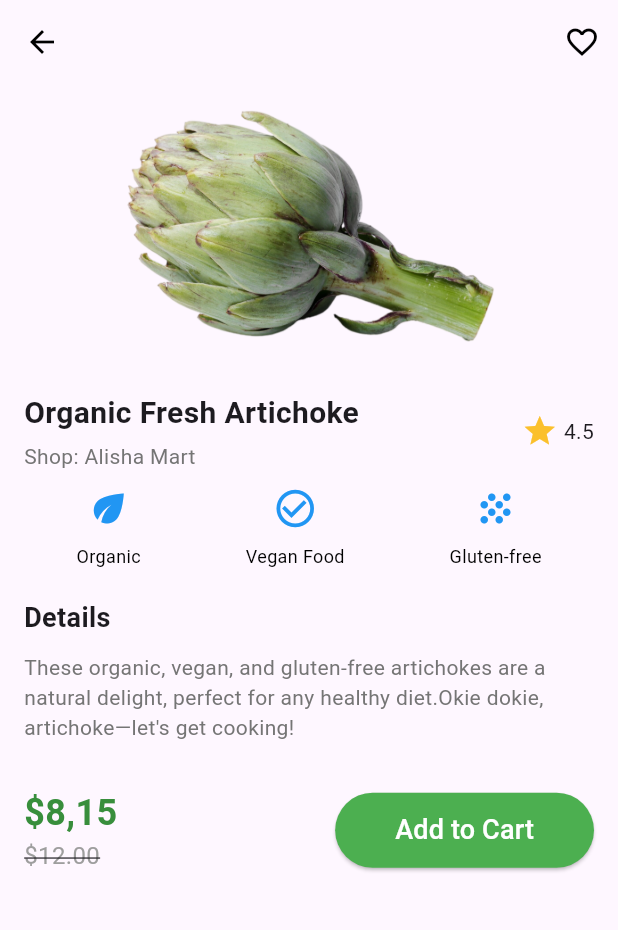
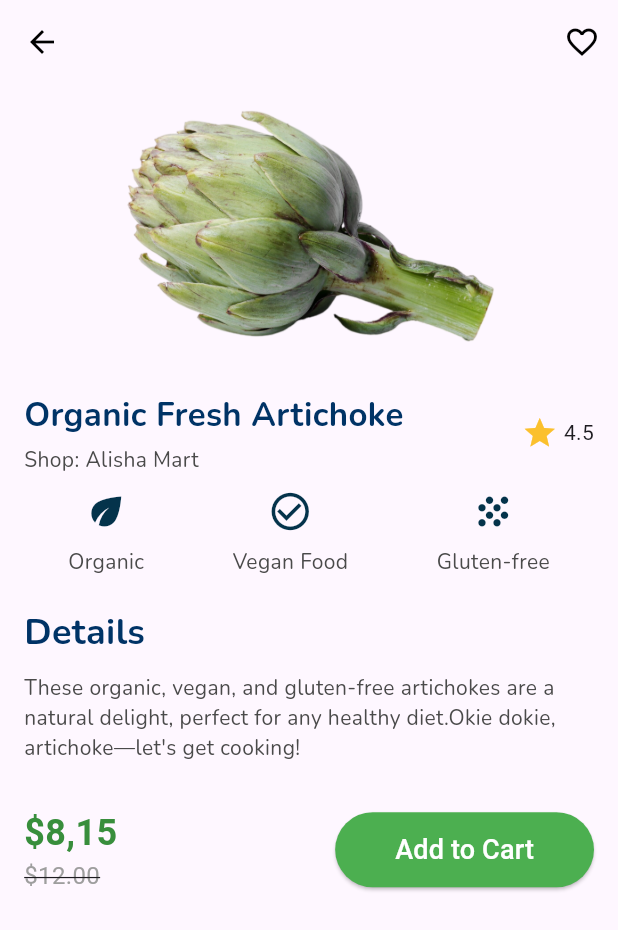
Before and after one commit to maoaktree/sample_app, a Flutter app: the DetailPage screen opened by its route, on a phone screen of 412 x 824 dp. Shown: the top 930 px of the screen. Run offline on Flutter 3.47's test engine with Material 3 defaults, Android fonts, the phone set to English and light mode, and no system bars; drawn by our look-alikes of carousel_slider; our stand-ins replace google_fonts.

Commit message:
last DetailPage update

```diff
--- a/lib/detailPage/detail_page.dart
+++ b/lib/detailPage/detail_page.dart
@@ -1,6 +1,7 @@
 import 'package:flutter/material.dart';
 import 'package:carousel_slider/carousel_slider.dart';
 import 'package:sample_app/homePage/home_page.dart';
+import 'package:sample_app/util/theme.dart';
 
 class DetailPage extends StatelessWidget {
   final List<String> imageUrls = [
@@ -74,21 +75,11 @@ class DetailPage extends StatelessWidget {
                   Column(
                     crossAxisAlignment: CrossAxisAlignment.start,
                     children: [
-                      const Text(
-                        "Organic Fresh Artichoke",
-                        style: TextStyle(
-                          fontSize: 20,
-                          fontWeight: FontWeight.bold,
-                        ),
-                      ),
+                      Text("Organic Fresh Artichoke",
+                          style: AppTextStyles.headerTitle2),
                       const SizedBox(height: 4),
-                      Text(
-                        "Shop: Alisha Mart",
-                        style: TextStyle(
-                          fontSize: 14,
-                          color: Colors.grey[600],
-                        ),
-                      ),
+                      Text("Shop: Alisha Mart",
+                          style: AppTextStyles.detailText),
                     ],
                   ),
                   Row(
@@ -128,22 +119,12 @@ class DetailPage extends StatelessWidget {
               child: Column(
                 crossAxisAlignment: CrossAxisAlignment.start,
                 children: [
-                  const Text(
-                    "Details",
-                    style: TextStyle(
-                      fontSize: 18,
-                      fontWeight: FontWeight.bold,
-                    ),
-                  ),
+                  Text("Details", style: AppTextStyles.headerTitle),
                   const SizedBox(height: 10),
                   Text(
-                    "These organic, vegan, and gluten-free artichokes are a natural delight, perfect for any healthy diet."
-                    "Okie dokie, artichoke—let's get cooking!",
-                    style: TextStyle(
-                      fontSize: 14,
-                      color: Colors.grey[600],
-                    ),
-                  ),
+                      "These organic, vegan, and gluten-free artichokes are a natural delight, perfect for any healthy diet."
+                      "Okie dokie, artichoke—let's get cooking!",
+                      style: AppTextStyles.detailText),
                 ],
               ),
             ),
@@ -211,15 +192,9 @@ class DetailPage extends StatelessWidget {
   Widget _buildInfoIcon(String label, IconData iconData) {
     return Column(
       children: [
-        Icon(iconData, size: 30, color: Colors.blue),
+        Icon(iconData, size: 30, color: const Color.fromARGB(255, 4, 51, 75)),
         const SizedBox(height: 8),
-        Text(
-          label,
-          style: const TextStyle(
-            fontSize: 12,
-            color: Colors.black,
-          ),
-        ),
+        Text(label, style: AppTextStyles.detailText),
       ],
     );
   }
--- a/lib/util/theme.dart
+++ b/lib/util/theme.dart
@@ -15,6 +15,12 @@ class AppTextStyles {
     fontWeight: FontWeight.bold,
   );
 
+  static TextStyle headerTitle2 = GoogleFonts.nunito(
+    color: AppColors.navyBlue,
+    fontSize: 22,
+    fontWeight: FontWeight.bold,
+  );
+
   static TextStyle headerSubtitle = GoogleFonts.nunito(
     color: AppColors.navyBlue,
     fontSize: 12,
@@ -28,6 +34,6 @@ class AppTextStyles {
 
   static TextStyle detailText = GoogleFonts.nunito(
     color: AppColors.darkGray,
-    fontSize: 12,
+    fontSize: 14,
   );
 }
```
